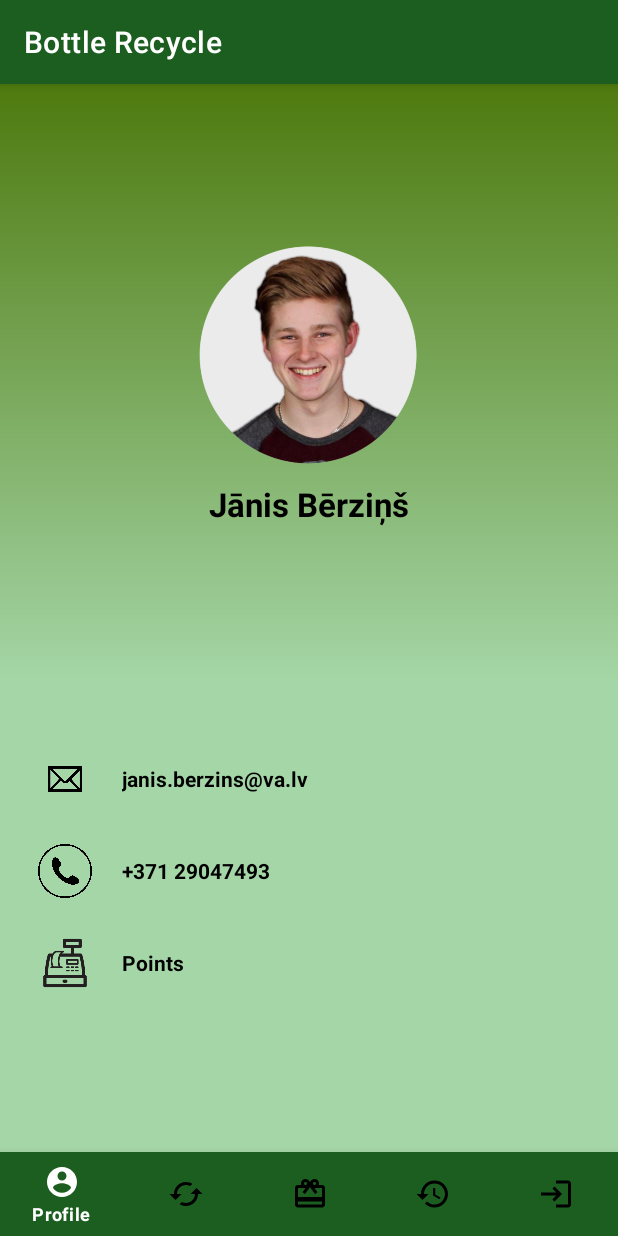
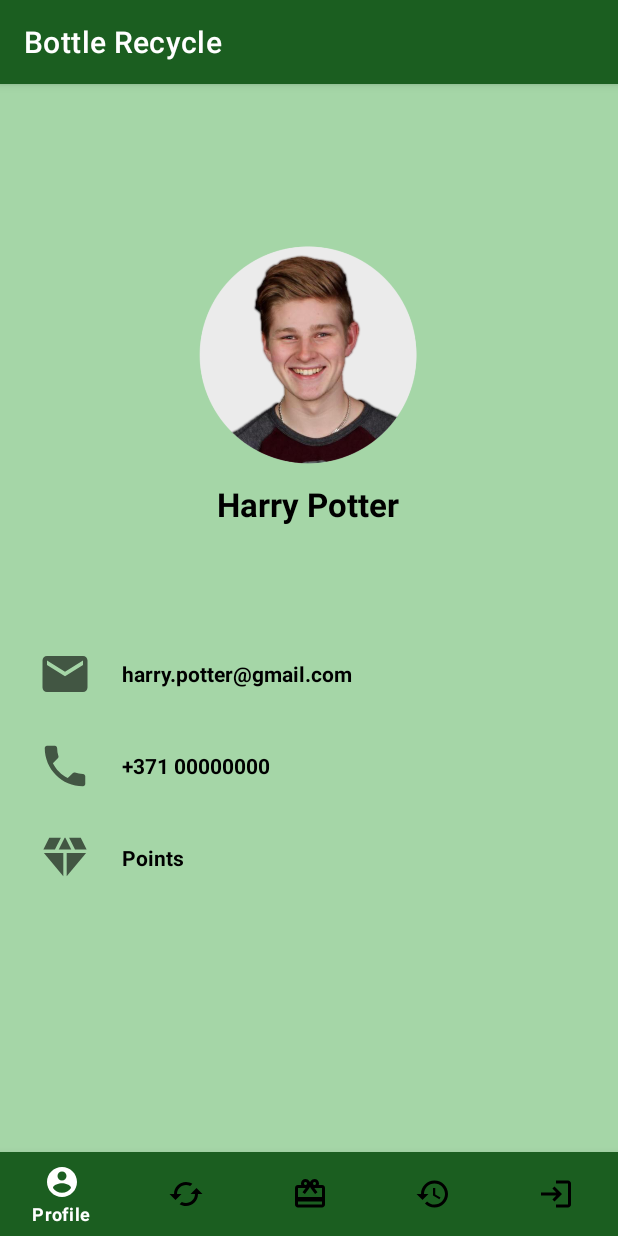
Before and after one commit to Nixss18/mobile-Kursa-darbs, an Android app: the screen it shows after launch (MainActivity), on a phone screen of 412 x 824 dp. Run offline under Robolectric (Android 15) with nearby library versions, the phone set to English and light mode, and no system bars.

Commit message:
Fixed crashing, strings.xml and fixed the profile

```diff
--- /dev/null
+++ b/app/src/main/res/drawable/ic__email.xml
@@ -0,0 +1,10 @@
+<vector xmlns:android="http://schemas.android.com/apk/res/android"
+    android:width="24dp"
+    android:height="24dp"
+    android:viewportWidth="24"
+    android:viewportHeight="24"
+    android:tint="?attr/colorControlNormal">
+  <path
+      android:fillColor="@android:color/white"
+      android:pathData="M20,4L4,4c-1.1,0 -1.99,0.9 -1.99,2L2,18c0,1.1 0.9,2 2,2h16c1.1,0 2,-0.9 2,-2L22,6c0,-1.1 -0.9,-2 -2,-2zM20,8l-8,5 -8,-5L4,6l8,5 8,-5v2z"/>
+</vector>
--- /dev/null
+++ b/app/src/main/res/drawable/ic_phone.xml
@@ -0,0 +1,10 @@
+<vector xmlns:android="http://schemas.android.com/apk/res/android"
+    android:width="24dp"
+    android:height="24dp"
+    android:viewportWidth="24"
+    android:viewportHeight="24"
+    android:tint="?attr/colorControlNormal">
+  <path
+      android:fillColor="@android:color/white"
+      android:pathData="M6.62,10.79c1.44,2.83 3.76,5.14 6.59,6.59l2.2,-2.2c0.27,-0.27 0.67,-0.36 1.02,-0.24 1.12,0.37 2.33,0.57 3.57,0.57 0.55,0 1,0.45 1,1V20c0,0.55 -0.45,1 -1,1 -9.39,0 -17,-7.61 -17,-17 0,-0.55 0.45,-1 1,-1h3.5c0.55,0 1,0.45 1,1 0,1.25 0.2,2.45 0.57,3.57 0.11,0.35 0.03,0.74 -0.25,1.02l-2.2,2.2z"/>
+</vector>
--- /dev/null
+++ b/app/src/main/res/drawable/ic_points.xml
@@ -0,0 +1,22 @@
+<vector xmlns:android="http://schemas.android.com/apk/res/android"
+    android:width="24dp"
+    android:height="24dp"
+    android:viewportWidth="24"
+    android:viewportHeight="24"
+    android:tint="?attr/colorControlNormal">
+  <path
+      android:fillColor="@android:color/white"
+      android:pathData="M12.16,3l-0.32,0l-2.63,5.25l5.58,0z"/>
+  <path
+      android:fillColor="@android:color/white"
+      android:pathData="M16.46,8.25l5.16,0l-2.62,-5.25l-5.16,0z"/>
+  <path
+      android:fillColor="@android:color/white"
+      android:pathData="M21.38,9.75l-8.63,0l0,10.35z"/>
+  <path
+      android:fillColor="@android:color/white"
+      android:pathData="M11.25,20.1l0,-10.35l-8.63,0z"/>
+  <path
+      android:fillColor="@android:color/white"
+      android:pathData="M7.54,8.25l2.62,-5.25l-5.16,0l-2.62,5.25z"/>
+</vector>
--- a/app/src/main/res/layout/activity_main.xml
+++ b/app/src/main/res/layout/activity_main.xml
@@ -9,27 +9,28 @@
 
     <RelativeLayout
         android:layout_width="match_parent"
-        android:layout_height="400dp">
+        android:layout_height="350dp">
+
         <LinearLayout
-            android:background="@drawable/gradient"
             android:layout_width="match_parent"
             android:layout_height="400dp"
             android:orientation="vertical">
+            <!--android:background="@drawable/gradient"-->
             <ImageView
-                android:layout_marginTop="105dp"
-                android:layout_gravity="center_horizontal"
                 android:layout_width="150dp"
                 android:layout_height="150dp"
-                android:src="@drawable/profile_picture"/>
+                android:layout_gravity="center_horizontal"
+                android:layout_marginTop="105dp"
+                android:src="@drawable/profile_picture" />
+
             <TextView
-                android:layout_marginTop="10dp"
-                android:layout_gravity="center_horizontal"
                 android:layout_width="wrap_content"
                 android:layout_height="wrap_content"
-                android:text="@string/humanName"
-                android:textColor="@color/black"
-                android:textStyle="bold"
-                android:textSize="22sp"/>
+                android:layout_gravity="center_horizontal"
+                android:layout_marginTop="10dp"
+                android:text="@string/person_name"
+                android:textSize="22sp"
+                android:textStyle="bold" />
         </LinearLayout>
 
     </RelativeLayout>
@@ -38,34 +39,34 @@
         android:layout_height="wrap_content"
         android:orientation="vertical"
         android:layout_gravity="center"
-        android:layout_marginTop="45dp">
+        android:layout_marginTop="25dp">
         <LinearLayout
             android:orientation="horizontal"
-            android:paddingLeft="25dp"
+            android:paddingStart="25dp"
             android:layout_width="match_parent"
             android:layout_height="wrap_content">
             <ImageView
                 android:layout_width="36dp"
                 android:layout_height="36dp"
-                android:src="@drawable/mail"/>
+                android:src="@drawable/ic__email" />
             <TextView
                 android:textStyle="bold"
                 android:layout_gravity="center_vertical"
                 android:layout_width="wrap_content"
                 android:layout_height="wrap_content"
-                android:paddingLeft="20dp"
+                android:paddingStart="20dp"
                 android:text="@string/email"/>
         </LinearLayout>
         <LinearLayout
             android:layout_marginTop="25dp"
             android:orientation="horizontal"
-            android:paddingLeft="25dp"
+            android:paddingStart="25dp"
             android:layout_width="match_parent"
             android:layout_height="wrap_content">
             <ImageView
                 android:layout_width="36dp"
                 android:layout_height="36dp"
-                android:src="@drawable/phone"/>
+                android:src="@drawable/ic_phone"/>
             <TextView
                 android:textStyle="bold"
                 android:layout_gravity="center_vertical"
@@ -83,8 +84,9 @@
             <ImageView
                 android:layout_width="36dp"
                 android:layout_height="36dp"
-                android:src="@drawable/points"/>
+                android:src="@drawable/ic_points"/>
             <TextView
+                android:id="@+id/total_points"
                 android:textStyle="bold"
                 android:layout_gravity="center_vertical"
                 android:layout_width="wrap_content"
@@ -94,9 +96,6 @@
         </LinearLayout>
     </LinearLayout>
     <RelativeLayout
-        xmlns:android="http://schemas.android.com/apk/res/android"
-        xmlns:app="http://schemas.android.com/apk/res-auto"
-        xmlns:tools="http://schemas.android.com/tools"
         android:layout_width="match_parent"
         android:layout_height="match_parent">
     <com.google.android.material.bottomnavigation.BottomNavigationView
--- a/app/src/main/res/values/strings.xml
+++ b/app/src/main/res/values/strings.xml
@@ -5,8 +5,11 @@
     <string name="name_recycle">Recycle</string>
     <string name="name_gift_shop">Gifts</string>
     <string name="name_history">History</string>
-    <string name="humanName">Jānis Bērziņš</string>
-    <string name="email">janis.berzins@va.lv</string>
-    <string name="phone_number">+371 29047493</string>
+    <string name="person_name">Harry Potter</string>
+    <string name="email">harry.potter@gmail.com</string>
+    <string name="phone_number">+371 00000000</string>
     <string name="points">Points</string>
+    <string name="rec_desc">1 Bottle = 1 Point \n Point your camera at a QR code! \n It will scan automatically \n Points are converted automatically</string>
+    <string name="rec_inf">Find a QR code to start!</string>
+    <string name="btn_reset">Scan again</string>
 </resources>
```
Also changed, not shown: app/src/main/res/drawable/mail.png (deleted), app/src/main/res/drawable/phone.jpg (deleted), app/src/main/res/drawable/points.png (deleted).
